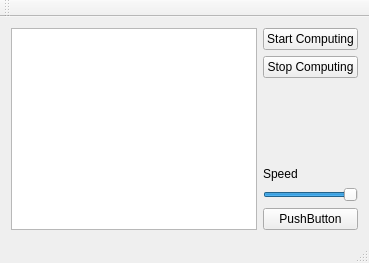
Above: Mainwindow.ui from Spleeen/GOF before the change. Below: the same form after it.
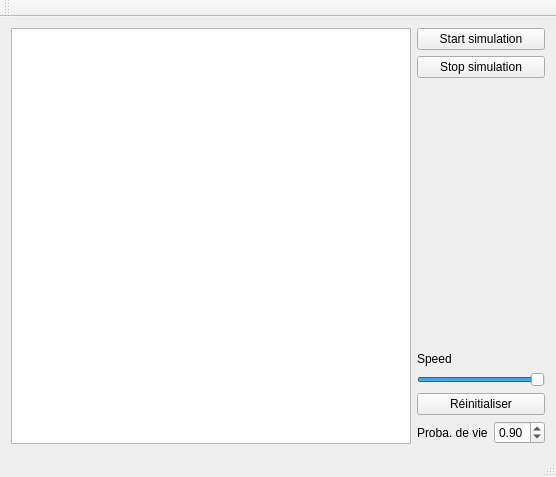
That is the form after the change.

```diff
--- a/Mainwindow.ui
+++ b/Mainwindow.ui
@@ -6,8 +6,8 @@
    <rect>
     <x>0</x>
     <y>0</y>
-    <width>369</width>
-    <height>263</height>
+    <width>530</width>
+    <height>477</height>
    </rect>
   </property>
   <property name="windowTitle">
@@ -16,21 +16,58 @@
   <widget class="QWidget" name="centralWidget">
    <layout class="QHBoxLayout" name="horizontalLayout">
     <item>
-     <widget class="QGraphicsView" name="graphicsView"/>
+     <widget class="QGraphicsView" name="sceneGV">
+      <property name="minimumSize">
+       <size>
+        <width>400</width>
+        <height>400</height>
+       </size>
+      </property>
+     </widget>
     </item>
     <item>
      <layout class="QVBoxLayout" name="verticalLayout">
       <item>
-       <widget class="QPushButton" name="pushButton">
+       <widget class="QPushButton" name="startButton">
+        <property name="enabled">
+         <bool>true</bool>
+        </property>
+        <property name="mouseTracking">
+         <bool>false</bool>
+        </property>
+        <property name="autoFillBackground">
+         <bool>false</bool>
+        </property>
+        <property name="styleSheet">
+         <string notr="true"/>
+        </property>
         <property name="text">
-         <string>Start Computing</string>
+         <string notr="true">Start simulation</string>
+        </property>
+        <property name="iconSize">
+         <size>
+          <width>32</width>
+          <height>32</height>
+         </size>
+        </property>
+        <property name="autoDefault">
+         <bool>false</bool>
+        </property>
+        <property name="default">
+         <bool>false</bool>
+        </property>
+        <property name="flat">
+         <bool>false</bool>
         </property>
        </widget>
       </item>
       <item>
-       <widget class="QPushButton" name="pushButton_2">
+       <widget class="QPushButton" name="stopButton">
+        <property name="styleSheet">
+         <string notr="true"/>
+        </property>
         <property name="text">
-         <string>Stop Computing</string>
+         <string>Stop simulation</string>
         </property>
        </widget>
       </item>
@@ -67,10 +104,34 @@
       <item>
        <widget class="QPushButton" name="pushButton_3">
         <property name="text">
-         <string>PushButton</string>
+         <string>Réinitialiser</string>
         </property>
        </widget>
       </item>
+      <item>
+       <layout class="QHBoxLayout" name="horizontalLayout_2">
+        <item>
+         <widget class="QLabel" name="randomLabel">
+          <property name="text">
+           <string>Proba. de vie</string>
+          </property>
+         </widget>
+        </item>
+        <item>
+         <widget class="QDoubleSpinBox" name="randomDoubleSpin">
+          <property name="maximum">
+           <double>1.000000000000000</double>
+          </property>
+          <property name="singleStep">
+           <double>0.100000000000000</double>
+          </property>
+          <property name="value">
+           <double>0.900000000000000</double>
+          </property>
+         </widget>
+        </item>
+       </layout>
+      </item>
      </layout>
     </item>
    </layout>
```
Left out of the diff: 8 changed lines with no effect on the pictures.
